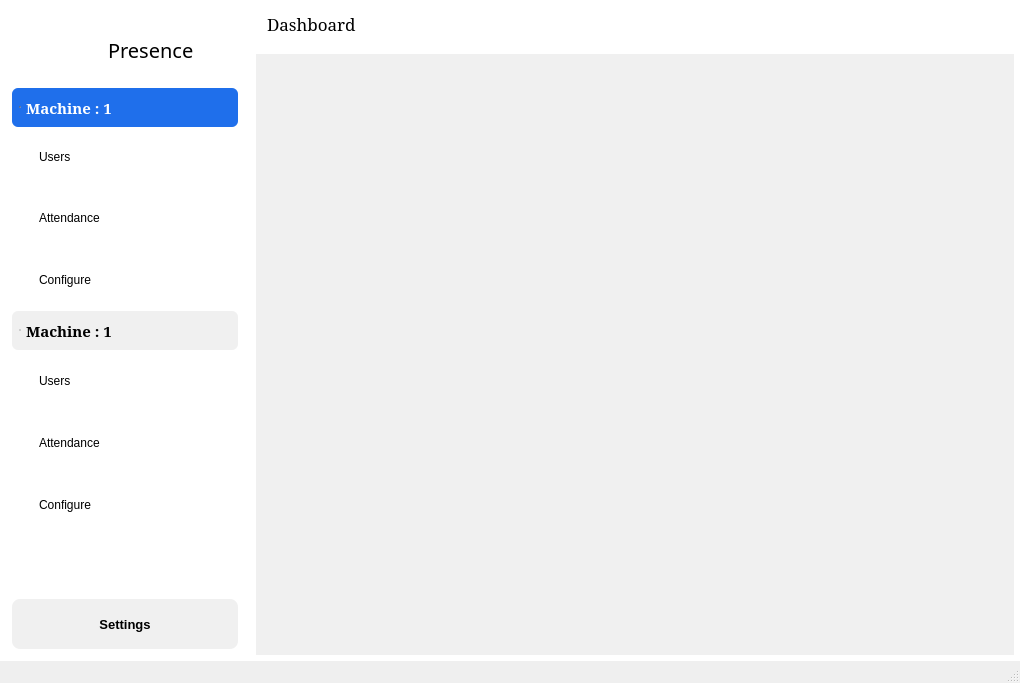
Old version of the form ui/main.ui in the repository vaxson/Presence_Attandance_Tracker.
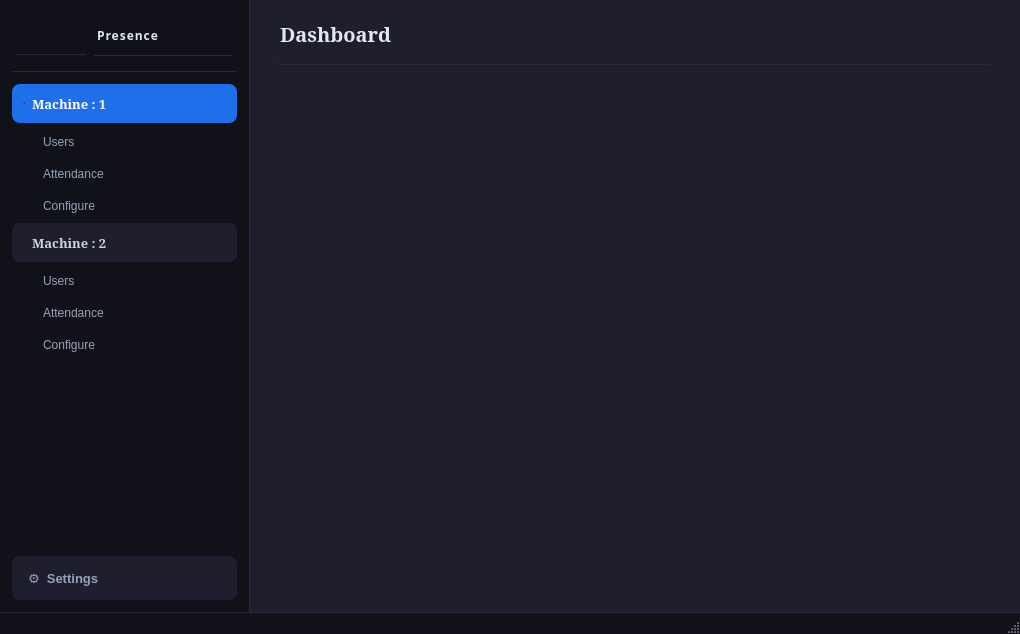
New version of the form. The open tabs and pages were chosen to show the change. Icons and pictures are not drawn.

Commit message: added dark themed configuration

Diff of the .ui file:
```diff
--- a/ui/main.ui
+++ b/ui/main.ui
@@ -10,37 +10,65 @@
     <x>0</x>
     <y>0</y>
     <width>1020</width>
-    <height>683</height>
+    <height>634</height>
    </rect>
   </property>
   <property name="windowTitle">
    <string>Presence</string>
   </property>
   <property name="styleSheet">
-   <string notr="true">QFrame{
-border-radius:10px;
-margin :6px;
-}
+   <string notr="true">
+/* ── Global dark theme matching settings.ui ── */
 
-QFrame[active=&quot;true&quot;]{
-background-color:#4c6ef5;
-color :white;}
+QMainWindow {
+    background-color: #11111a;
+}
 
 QFrame {
     background-color: transparent;
-    border-radius: 6px;
-    padding: 6px;
-}
-
-QFrame:hover {
-    background-color: #F7FFA9
+    border-radius: 8px;
 }
 
 QFrame[active=&quot;true&quot;] {
-    background-color: #1f6feb;
+    background-color: #1f6fea;
     color: white;
 }
 
+QLabel {
+    color: #e2e8f0;
+    background-color: transparent;
+}
+
+QRadioButton {
+    color: #e2e8f0;
+    background-color: transparent;
+    spacing: 8px;
+    font-size: 13px;
+}
+
+QRadioButton::indicator {
+    width: 0px;
+    height: 0px;
+}
+
+QPushButton {
+    background-color: #2a2a3d;
+    color: #e2e8f0;
+    border: none;
+    border-radius: 8px;
+    padding: 10px 16px;
+    font-size: 13px;
+    font-weight: 600;
+}
+
+QPushButton:hover {
+    background-color: #1f6fea;
+    color: white;
+}
+
+QPushButton:pressed {
+    background-color: #1558c0;
+}
 </string>
   </property>
   <widget class="QWidget" name="Presence_2">
@@ -57,8 +85,7 @@
     </size>
    </property>
    <property name="styleSheet">
-    <string notr="true">background-color : white;
-</string>
+    <string notr="true">background-color: #11111a;</string>
    </property>
    <layout class="QHBoxLayout" name="horizontalLayout_3">
     <property name="leftMargin">
@@ -119,17 +146,26 @@
            <property name="maximumSize">
             <size>
              <width>250</width>
-             <height>1000</height>
+             <height>16777215</height>
             </size>
            </property>
+           <property name="font">
+            <font>
+             <pointsize>10</pointsize>
+            </font>
+           </property>
            <property name="styleSheet">
-            <string notr="true">background-color:white;
-border-radius : 0px;
+            <string notr="true">
+QFrame#side_bar {
+    background-color: #11111a;
+    border-radius: 0px;
+    border-right: 1px solid #2a2a3d;
+}
 
+/* Nav item frames */
 QFrame {
     background-color: transparent;
-    border-radius: 6px;
-    padding: 6px;
+    border-radius: 8px;
 }
 
 QFrame:hover {
@@ -137,9 +173,44 @@
 }
 
 QFrame[active=&quot;true&quot;] {
-    background-color: #1f6feb;
+    background-color: #1f6fea;
     color: white;
 }
+
+QFrame[active=&quot;true&quot;] QLabel {
+    color: white;
+}
+
+QLabel {
+    color: #94a3b8;
+    background-color: transparent;
+    padding-left: 4px;
+    font-size: 12px;
+}
+
+QRadioButton {
+    color: #cbd5e1;
+    background-color: transparent;
+    padding: 10px 12px;
+    border-radius: 8px;
+    font-size: 13px;
+    font-weight: 600;
+}
+
+QRadioButton:checked {
+    background-color: #1f6fea;
+    color: white;
+}
+
+QRadioButton:hover {
+    background-color: #1e1e2f;
+    border: 1px solid #4da3ff;
+}
+
+QRadioButton::indicator {
+    width: 0px;
+    height: 0px;
+}
 </string>
            </property>
            <property name="frameShape">
@@ -150,46 +221,52 @@
            </property>
            <layout class="QVBoxLayout" name="verticalLayout_3">
             <property name="spacing">
-             <number>0</number>
+             <number>4</number>
             </property>
             <property name="leftMargin">
-             <number>0</number>
+             <number>12</number>
             </property>
             <property name="topMargin">
              <number>0</number>
             </property>
             <property name="rightMargin">
-             <number>0</number>
+             <number>12</number>
             </property>
             <property name="bottomMargin">
-             <number>0</number>
+             <number>12</number>
             </property>
             <item>
              <layout class="QVBoxLayout" name="verticalLayout">
               <property name="spacing">
-               <number>0</number>
+               <number>4</number>
               </property>
               <item>
                <widget class="QFrame" name="main_logo_and_name">
                 <property name="maximumSize">
                  <size>
                   <width>600</width>
-                  <height>81</height>
+                  <height>72</height>
                  </size>
                 </property>
+                <property name="font">
+                 <font>
+                  <family>SimSun</family>
+                 </font>
+                </property>
                 <property name="cursor">
                  <cursorShape>PointingHandCursor</cursorShape>
                 </property>
                 <property name="styleSheet">
-                 <string notr="true">QFrame {
+                 <string notr="true">
+QFrame {
     background-color: transparent;
-    border-radius: 6px;
-    padding: 6px;
+    border-radius: 0px;
+    border-bottom: 1px solid #2a2a3d;
+    padding: 0px;
+    margin: 0px;
 }
-
-QFrame[active=&quot;true&quot;] {
-    background-color: #1f6feb;
-    color: white;
+QFrame:hover {
+    background-color: transparent;
 }
 </string>
                 </property>
@@ -201,25 +278,25 @@
                 </property>
                 <layout class="QHBoxLayout" name="horizontalLayout" stretch="1,2">
                  <property name="spacing">
-                  <number>0</number>
+                  <number>8</number>
                  </property>
                  <property name="leftMargin">
-                  <number>0</number>
+                  <number>4</number>
                  </property>
                  <property name="topMargin">
-                  <number>0</number>
+                  <number>16</number>
                  </property>
                  <property name="rightMargin">
-                  <number>0</number>
+                  <number>4</number>
                  </property>
                  <property name="bottomMargin">
-                  <number>0</number>
+                  <number>16</number>
                  </property>
                  <item>
                   <widget class="QLabel" name="logo_presence">
                    <property name="font">
                     <font>
-                     <pointsize>8</pointsize>
+                     <pointsize>-1</pointsize>
                     </font>
                    </property>
                    <property name="cursor">
@@ -232,10 +309,10 @@
                     <pixmap>:/logos/flip_to_front_60dp_75FB4C_FILL0_wght100_GRAD200_opsz48.png</pixmap>
                    </property>
                    <property name="margin">
-                    <number>-15</number>
+                    <number>0</number>
                    </property>
                    <property name="indent">
-                    <number>-1</number>
+                    <number>0</number>
                    </property>
                   </widget>
                  </item>
@@ -244,18 +321,21 @@
                    <property name="minimumSize">
                     <size>
                      <width>0</width>
-                     <height>0</height>
+                     <height>40</height>
                     </size>
                    </property>
                    <property name="font">
                     <font>
                      <family>Ubuntu Mono</family>
-                     <pointsize>15</pointsize>
+                     <pointsize>-1</pointsize>
                      <italic>false</italic>
-                     <bold>false</bold>
+                     <bold>true</bold>
                      <underline>false</underline>
                     </font>
                    </property>
+                   <property name="styleSheet">
+                    <string notr="true">color: #e2e8f0; font-weight: 900; letter-spacing: 1px;</string>
+                   </property>
                    <property name="text">
                     <string>Presence</string>
                    </property>
@@ -269,10 +349,11 @@
             <item>
              <widget class="QWidget" name="widget_machine1" native="true">
               <property name="styleSheet">
-               <string notr="true">QFrame {
+                 <string notr="true">
+QFrame {
     background-color: transparent;
-    border-radius: 6px;
-    padding: 6px;
+    border-radius: 8px;
+    padding: 4px 8px;
 }
 
 QFrame:hover {
@@ -280,20 +361,29 @@
 }
 
 QFrame[active=&quot;true&quot;] {
-    background-color: #1f6feb;
+    background-color: #1f6fea;
+}
+
+QFrame[active=&quot;true&quot;] QLabel {
     color: white;
 }
+
+QLabel {
+    color: #94a3b8;
+    font-size: 12px;
+    padding-left: 20px;
+}
 </string>
               </property>
               <layout class="QVBoxLayout" name="verticalLayout_6">
                <property name="spacing">
-                <number>0</number>
+                  <number>2</number>
                </property>
                <property name="leftMargin">
                 <number>0</number>
                </property>
                <property name="topMargin">
-                <number>0</number>
+                  <number>8</number>
                </property>
                <property name="rightMargin">
                 <number>0</number>
@@ -306,31 +396,37 @@
                  <property name="font">
                   <font>
                    <family>SimSun</family>
-                   <pointsize>11</pointsize>
+                     <pointsize>-1</pointsize>
                    <italic>false</italic>
                    <bold>true</bold>
                   </font>
                  </property>
                  <property name="styleSheet">
-                  <string notr="true">QRadioButton {
-    background-color:rgb(240,240,240);
-    padding: 8px;
-    border-radius: 6px;
+                    <string notr="true">
+QRadioButton {
+    background-color: #1e1e2f;
+    color: #cbd5e1;
+    padding: 10px 12px;
+    border-radius: 8px;
+    font-size: 13px;
+    font-weight: 600;
 }
 
 QRadioButton:checked {
-    background-color: #1f6feb;
+    background-color: #1f6fea;
     color: white;
 }
+
 QRadioButton:hover {
 border :2px solid transparent;
    border-color: #007bff;
 }
 
 QRadioButton::indicator {
-    width: 0;
-    height: 0;
-}</string>
+    width: 0px;
+    height: 0px;
+}
+</string>
                  </property>
                  <property name="text">
                   <string>Machine : 1</string>
@@ -341,8 +437,8 @@
                  </property>
                  <property name="iconSize">
                   <size>
-                   <width>40</width>
-                   <height>40</height>
+                     <width>28</width>
+                     <height>28</height>
                   </size>
                  </property>
                  <property name="checked">
@@ -354,13 +450,13 @@
                 <widget class="QWidget" name="widget_sub_machine1" native="true">
                  <layout class="QVBoxLayout" name="verticalLayout_8">
                   <property name="spacing">
-                   <number>0</number>
+                     <number>2</number>
                   </property>
                   <property name="leftMargin">
                    <number>0</number>
                   </property>
                   <property name="topMargin">
-                   <number>0</number>
+                     <number>2</number>
                   </property>
                   <property name="rightMargin">
                    <number>0</number>
@@ -373,9 +469,12 @@
                     <property name="maximumSize">
                      <size>
                       <width>220</width>
-                      <height>60</height>
-                     </size>
-                    </property>
+                        <height>44</height>
+                       </size>
+                      </property>
+                      <property name="cursor">
+                       <cursorShape>PointingHandCursor</cursorShape>
+                      </property>
                     <property name="styleSheet">
                      <string notr="true"/>
                     </property>
@@ -406,6 +505,9 @@
                        <property name="text">
                         <string>Users</string>
                        </property>
+                         <property name="alignment">
+                          <set>Qt::AlignLeading|Qt::AlignLeft|Qt::AlignVCenter</set>
+                         </property>
                       </widget>
                      </item>
                     </layout>
@@ -414,21 +516,7 @@
                   <item>
                    <widget class="QFrame" name="btn_machine1_attendance">
                     <property name="styleSheet">
-                     <string notr="true">QFrame {
-    background-color: transparent;
-    border-radius: 6px;
-    padding: 6px;
-}
-
-QFrame:hover {
-    background-color: rgb(240,240,240);
-}
-
-QFrame[active=&quot;true&quot;] {
-    background-color: #1f6feb;
-    color: white;
-}
-</string>
+                       <string notr="true"/>
                     </property>
                     <property name="frameShape">
                      <enum>QFrame::StyledPanel</enum>
@@ -457,6 +545,9 @@
                        <property name="text">
                         <string>Attendance</string>
                        </property>
+                         <property name="alignment">
+                          <set>Qt::AlignLeading|Qt::AlignLeft|Qt::AlignVCenter</set>
+                         </property>
                       </widget>
                      </item>
                     </layout>
@@ -494,6 +585,9 @@
                        <property name="text">
                         <string>Configure</string>
                        </property>
+                         <property name="alignment">
+                          <set>Qt::AlignLeading|Qt::AlignLeft|Qt::AlignVCenter</set>
+                         </property>
                       </widget>
                      </item>
                     </layout>
@@ -507,33 +601,40 @@
                  <property name="font">
                   <font>
                    <family>SimSun</family>
-                   <pointsize>11</pointsize>
+                     <pointsize>-1</pointsize>
                    <italic>false</italic>
                    <bold>true</bold>
                   </font>
                  </property>
                  <property name="styleSheet">
-                  <string notr="true">QRadioButton {
-    background-color:rgb(240,240,240);
-    padding: 8px;
-    border-radius: 6px;
+                    <string notr="true">
+QRadioButton {
+    background-color: #1e1e2f;
+    color: #cbd5e1;
+    padding: 10px 12px;
+    border-radius: 8px;
+    font-size: 13px;
+    font-weight: 600;
 }
 
 QRadioButton:checked {
-    background-color: #1f6feb;
+    background-color: #1f6fea;
     color: white;
 }
+
 QRadioButton:hover {
 border :2px solid transparent;
    border-color: #007bff;
 }
+
 QRadioButton::indicator {
-    width: 0;
-    height: 0;
-}</string>
+    width: 0px;
+    height: 0px;
+}
+</string>
                  </property>
                  <property name="text">
-                  <string>Machine : 1</string>
+                    <string>Machine : 2</string>
                  </property>
                  <property name="icon">
                   <iconset>
@@ -541,8 +642,8 @@
                  </property>
                  <property name="iconSize">
                   <size>
-                   <width>40</width>
-                   <height>50</height>
+                     <width>28</width>
+                     <height>28</height>
                   </size>
                  </property>
                  <property name="checkable">
@@ -557,13 +658,13 @@
                 <widget class="QWidget" name="widget_sub_machine2" native="true">
                  <layout class="QVBoxLayout" name="verticalLayout_7">
                   <property name="spacing">
-                   <number>0</number>
+                     <number>2</number>
                   </property>
                   <property name="leftMargin">
                    <number>0</number>
                   </property>
                   <property name="topMargin">
-                   <number>0</number>
+                     <number>2</number>
                   </property>
                   <property name="rightMargin">
                    <number>0</number>
@@ -600,6 +701,12 @@
                      </property>
                      <item>
                       <widget class="QLabel" name="label_users_machine2">
+                         <property name="font">
+                          <font>
+                           <pointsize>-1</pointsize>
+                           <bold>false</bold>
+                          </font>
+                         </property>
                        <property name="text">
                         <string>Users</string>
                        </property>
@@ -715,7 +822,7 @@
               <property name="minimumSize">
                <size>
                 <width>0</width>
-                <height>50</height>
+                <height>44</height>
                </size>
               </property>
               <property name="font">
@@ -726,13 +833,16 @@
                </font>
               </property>
               <property name="styleSheet">
-               <string notr="true">QPushButton {
-    background-color:rgb(240,240,240);
+               <string notr="true">
+QPushButton {
+    background-color: #1e1e2f;
+    color: #94a3b8;
     border: none;
     border-radius: 8px;
     padding: 10px 16px;
     font-size: 13px;
     font-weight: 600;
+    text-align: left;
 }
 
 QPushButton:hover {
@@ -743,12 +853,10 @@
 QPushButton:pressed {
     background-color: aqua;
 }
-
-
 </string>
               </property>
               <property name="text">
-               <string>Settings</string>
+               <string>⚙  Settings</string>
               </property>
              </widget>
             </item>
@@ -763,7 +871,7 @@
            <item>
             <widget class="QWidget" name="content_area" native="true">
              <property name="styleSheet">
-              <string notr="true">background-color : white;</string>
+              <string notr="true">background-color: #1e1e2f;</string>
              </property>
              <layout class="QHBoxLayout" name="horizontalLayout_9">
               <property name="spacing">
@@ -783,14 +891,40 @@
               </property>
               <item>
                <layout class="QVBoxLayout" name="verticalLayout_2">
+                <property name="spacing">
+                 <number>0</number>
+                </property>
+                <property name="leftMargin">
+                 <number>24</number>
+                </property>
+                <property name="topMargin">
+                 <number>20</number>
+                </property>
+                <property name="rightMargin">
+                 <number>24</number>
+                </property>
+                <property name="bottomMargin">
+                 <number>0</number>
+                </property>
                 <item>
                  <widget class="QLabel" name="label">
                   <property name="font">
                    <font>
                     <family>SimSun</family>
-                    <pointsize>13</pointsize>
+                    <pointsize>-1</pointsize>
+                    <bold>true</bold>
                    </font>
                   </property>
+                  <property name="styleSheet">
+                   <string notr="true">
+color: #e2e8f0;
+font-size: 20px;
+font-weight: 700;
+padding-bottom: 16px;
+border-bottom: 1px solid #2a2a3d;
+margin-bottom: 16px;
+</string>
+                  </property>
                   <property name="text">
                    <string>Dashboard</string>
                   </property>
@@ -802,8 +936,12 @@
                    <bool>true</bool>
                   </property>
                   <property name="styleSheet">
-                   <string notr="true">background-color :rgb(240,240,240);
-border-radius :0px;</string>
+                   <string notr="true">
+QStackedWidget {
+    background-color: #1e1e2f;
+    border-radius: 0px;
+}
+</string>
                   </property>
                   <widget class="QWidget" name="page">
                    <property name="styleSheet">
@@ -815,6 +953,9 @@
                    <property name="layoutDirection">
                     <enum>Qt::LeftToRight</enum>
                    </property>
+                   <property name="styleSheet">
+                    <string notr="true">background-color: #1e1e2f;</string>
+                   </property>
                   </widget>
                  </widget>
                 </item>
@@ -832,7 +973,18 @@
     </item>
    </layout>
   </widget>
-  <widget class="QStatusBar" name="statusbar"/>
+  <widget class="QStatusBar" name="statusbar">
+   <property name="styleSheet">
+    <string notr="true">
+QStatusBar {
+    background-color: #11111a;
+    color: #4a5568;
+    border-top: 1px solid #2a2a3d;
+    font-size: 11px;
+}
+</string>
+   </property>
+  </widget>
  </widget>
  <resources>
   <include location="resources.qrc"/>
```
Left out of the diff: 41 changed lines with no effect on the pictures. Lines whose indentation alone changed are shown as unchanged. The commit also changes 15 other files.
